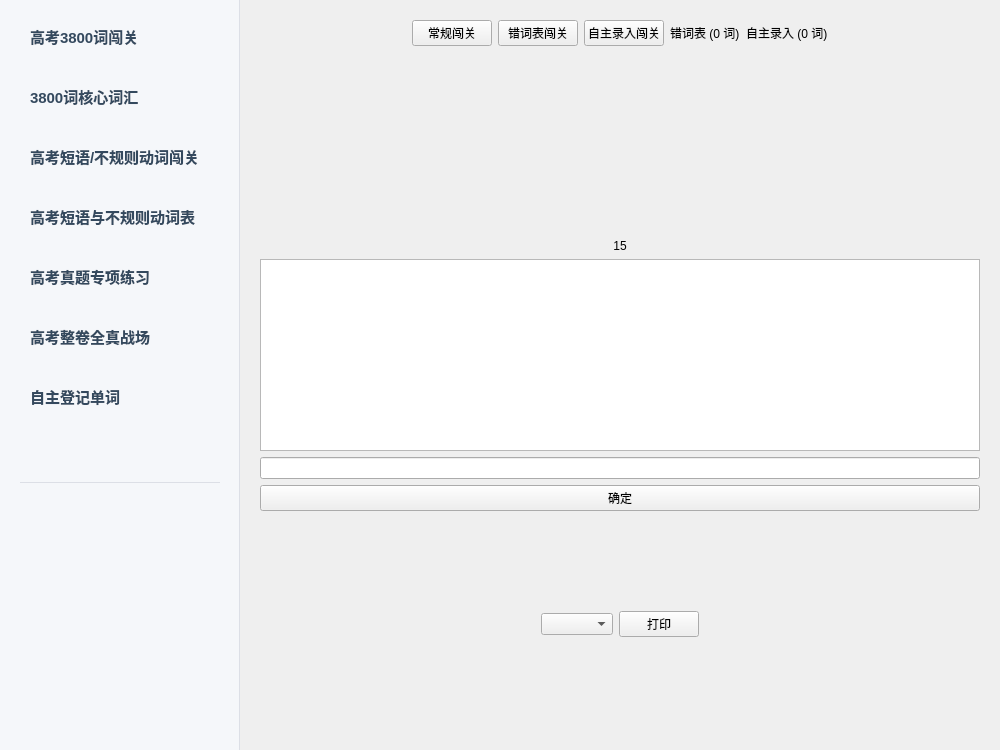
Qt form resources/main_window.ui (andrezha/EngMaster-AI-Agent) before a commit.
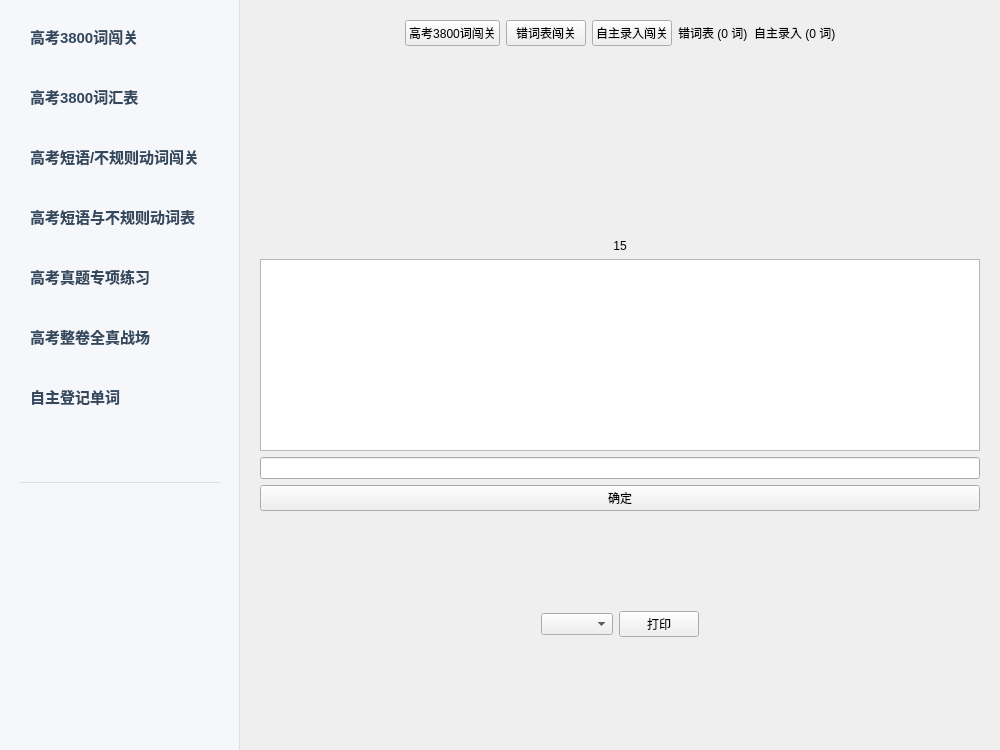
The same form after that commit. The open tabs and pages were chosen to show the change.

What changed in the file:
```diff
--- a/resources/main_window.ui
+++ b/resources/main_window.ui
@@ -26,7 +26,7 @@
        <item>
         <widget class="QPushButton" name="btn_nav_core_vocab">
          <property name="minimumSize"><size><width>0</width><height>52</height></size></property>
-         <property name="text"><string>3800词核心词汇</string></property>
+         <property name="text"><string>高考3800词汇表</string></property>
          <property name="checkable"><bool>true</bool></property>
          <property name="styleSheet"><string>QPushButton { color: #34495e; background: transparent; border: none; font-family: "Microsoft YaHei", "Segoe UI", sans-serif; font-size: 15px; text-align: left; padding-left: 20px; outline: none; border-radius: 10px; font-weight: bold; } QPushButton:hover { background-color: #e4e7ed; } QPushButton:checked { background-color: #2c3e50; color: white; }</string></property>
         </widget>
@@ -139,7 +139,7 @@
               <item>
                 <widget class="QPushButton" name="btn_challenge_regular">
                  <property name="text">
-                  <string>常规闯关</string>
+                   <string>高考3800词闯关</string>
                  </property>
                 </widget>
               </item>
```
